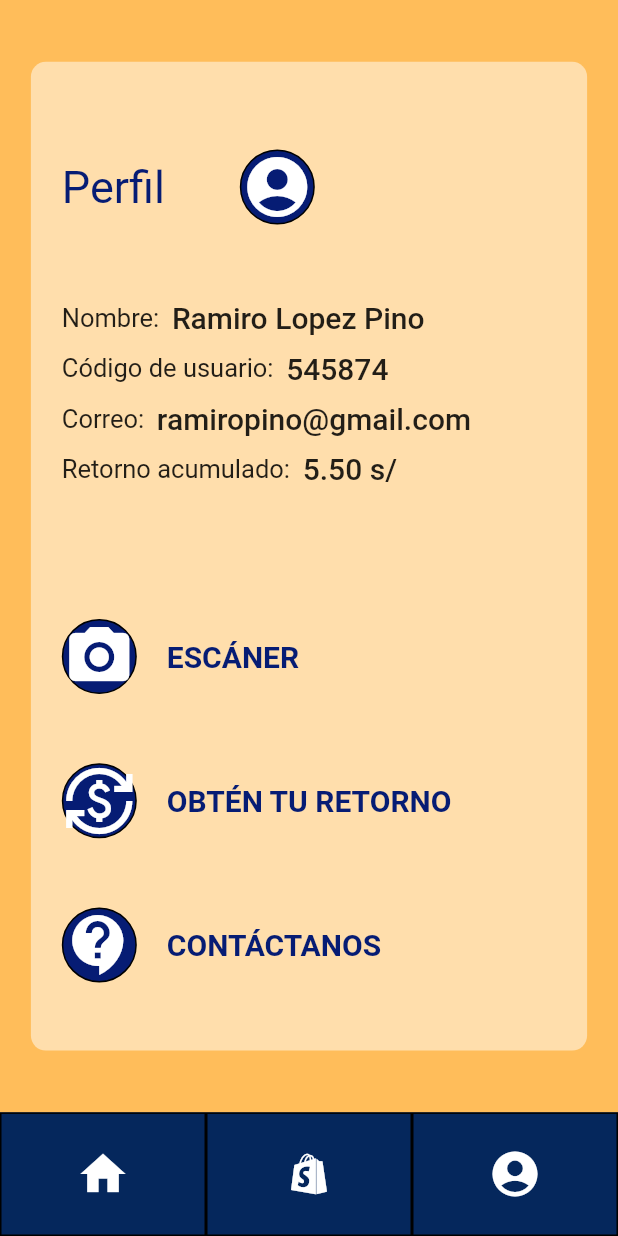
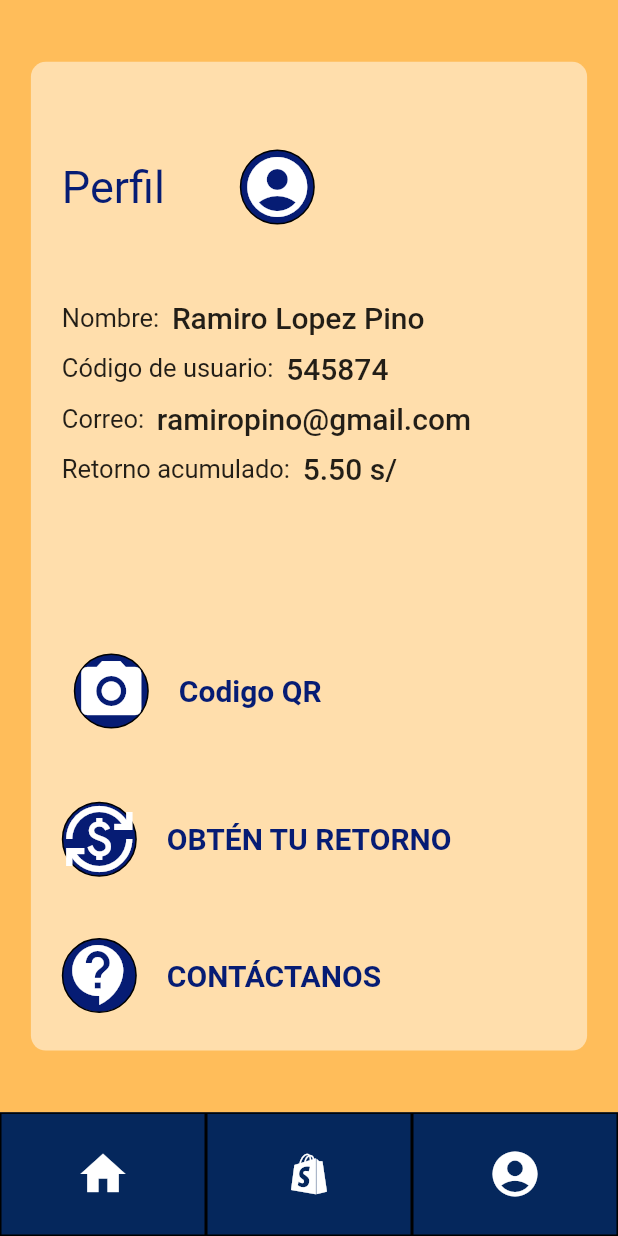
Before and after one commit to ElRobaCuentas/Prototipo_Ahorra_Ya, a Flutter app: the PerfilScreen screen opened directly, on a phone screen of 412 x 824 dp. Run offline on Flutter 3.47's test engine with Material 2 defaults, Android fonts, the light colour scheme and no system bars; missing offline and left inert: qrscan.

Commit message:
prueba codigoQR

```diff
--- a/lib/src/components/perfil_card.dart
+++ b/lib/src/components/perfil_card.dart
@@ -1,11 +1,18 @@
+// import 'package:AhorraYa/src/page/scanner_screen.dart';
 import 'package:flutter/material.dart';
-import 'package:AhorraYa/src/page/main_screen.dart';
+// import 'package:AhorraYa/src/page/main_screen.dart';
+import 'package:qrscan/qrscan.dart' as scanner;
 
 class PerfilCard extends StatelessWidget {
   const PerfilCard({Key? key}) : super(key: key);
 
   @override
   Widget build(BuildContext context) {
+    String qrValue = "Codigo QR";
+    void ScanQR() async {
+      var cameraScanResult = await scanner.scan();
+    }
+
     double alto = MediaQuery.of(context).size.height;
     double ancho = MediaQuery.of(context).size.width;
     return Column(
@@ -120,7 +127,7 @@ class PerfilCard extends StatelessWidget {
           ),
         ),
         SizedBox(
-          height: 40.0,
+          height: alto * 0.070,
         ),
         Container(
           height: alto * 0.35,
@@ -133,6 +140,10 @@ class PerfilCard extends StatelessWidget {
             mainAxisAlignment: MainAxisAlignment.spaceAround,
             children: <Widget>[
               Container(
+                child: TextButton(
+                  onPressed: () {
+                    ScanQR();
+                  },
                   child: Row(
                     children: <Widget>[
                       Container(
@@ -148,13 +159,14 @@ class PerfilCard extends StatelessWidget {
                         ),
                       ),
                       Text(
-                        'ESCÁNER',
+                        (qrValue),
                         style: TextStyle(
                             fontSize: 20.0,
                             color: Color.fromARGB(255, 6, 28, 116),
                             fontWeight: FontWeight.w600),
                       ),
                     ],
+                  ),
                 ),
               ),
               Container(
@@ -246,7 +258,8 @@ class PerfilCard extends StatelessWidget {
               //   ),
               // ),
             ],
-            ))
+          ),
+        )
       ],
     );
   }
--- a/pubspec.yaml
+++ b/pubspec.yaml
@@ -34,6 +34,7 @@ dependencies:
   # The following adds the Cupertino Icons font to your application.
   # Use with the CupertinoIcons class for iOS style icons.
   cupertino_icons: ^1.0.2
+  qrscan: ^0.3.2
 
 dev_dependencies:
   flutter_test:
```
Also changed, not shown: lib/src/page/scanner_screen.dart (added, +14 -0 lines), pubspec.lock, 2 other files. Lines whose indentation alone changed are shown as unchanged.
